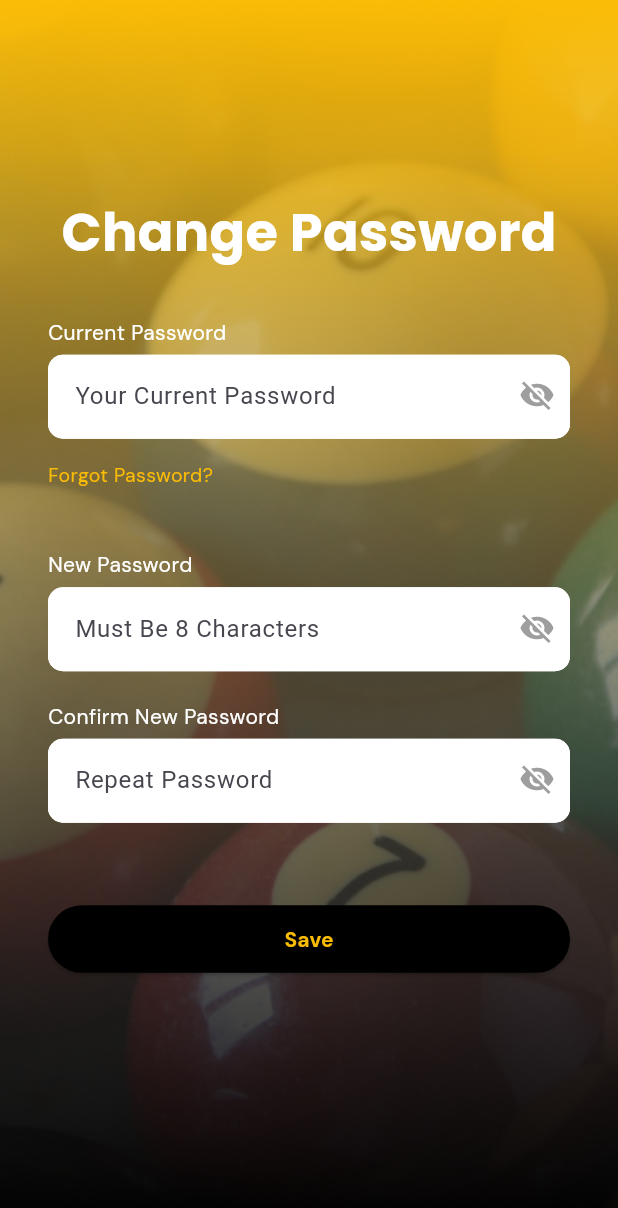
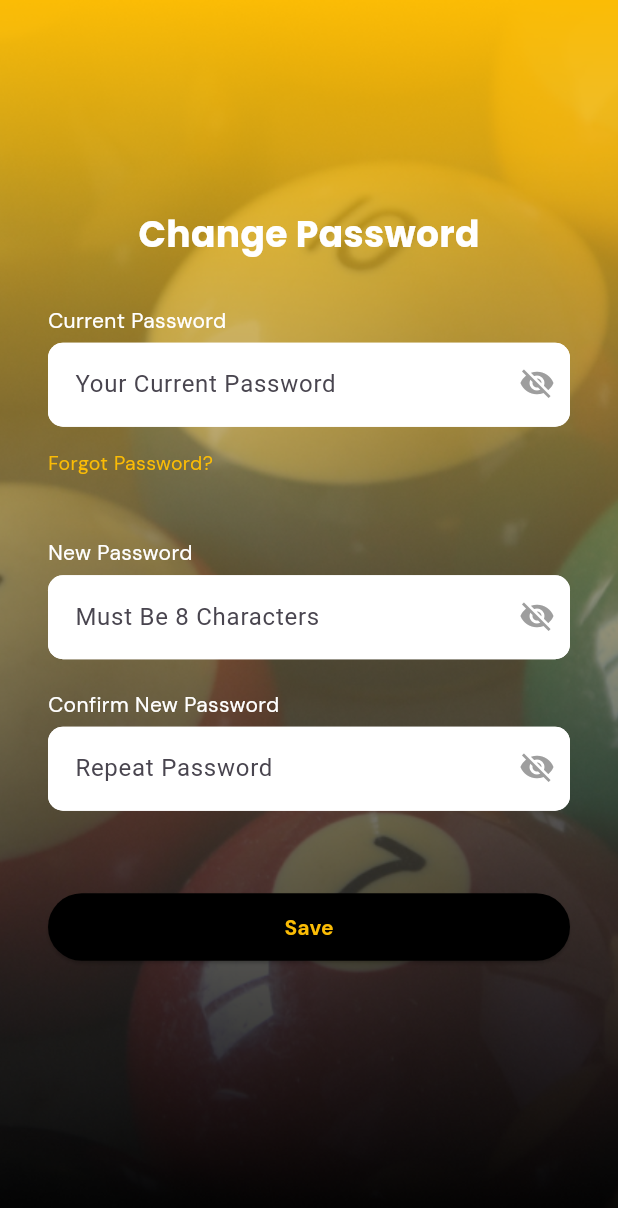
Before and after one commit to nabilahhp/CueBall-Mobile, a Flutter app: the ChangePass screen opened directly, on a phone screen of 412 x 824 dp. Shown: the top 1208 px of the screen. Run offline on Flutter 3.47's test engine with Material 3 defaults, Android fonts, the phone set to English and light mode, and no system bars; our stand-ins replace awesome_dialog, flutter_svg, get, google_fonts, iconsax; missing offline and left inert: clippy_flutter.

Commit message:
ubah font

```diff
--- a/lib/changepass.dart
+++ b/lib/changepass.dart
@@ -33,7 +33,7 @@ class ChangePass extends StatelessWidget {
                       'Change Password',
                       style: GoogleFonts.poppins(
                         fontWeight: FontWeight.w700,
-                        fontSize: 35,
+                        fontSize: 24,
                         color: Color(0xffffffff),
                       ),
                     ),
```
